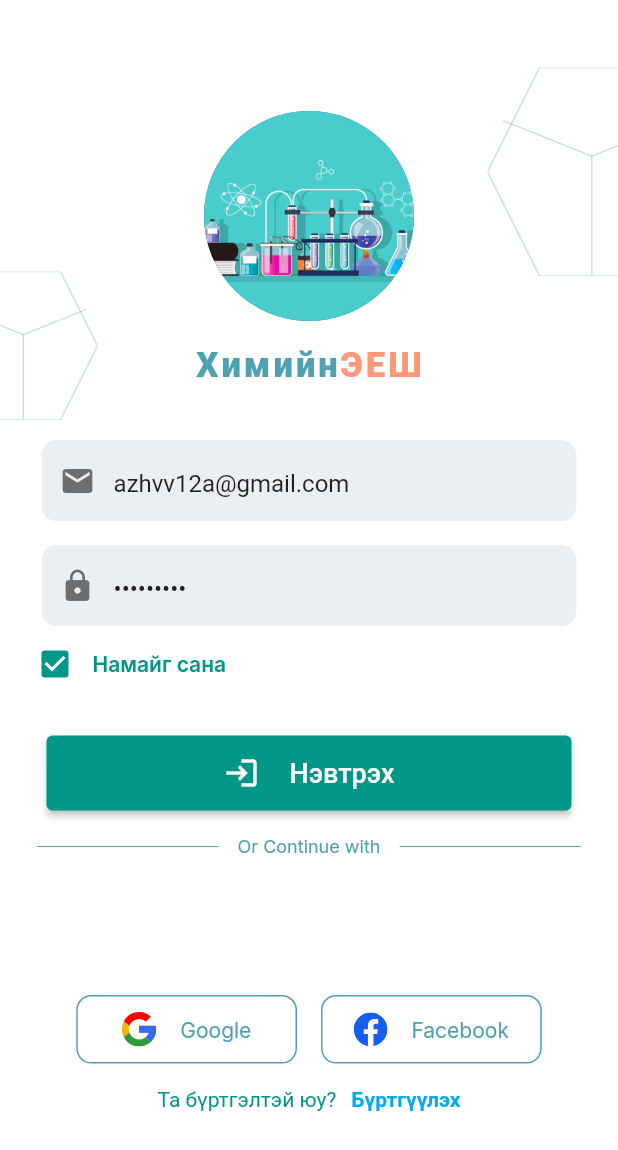
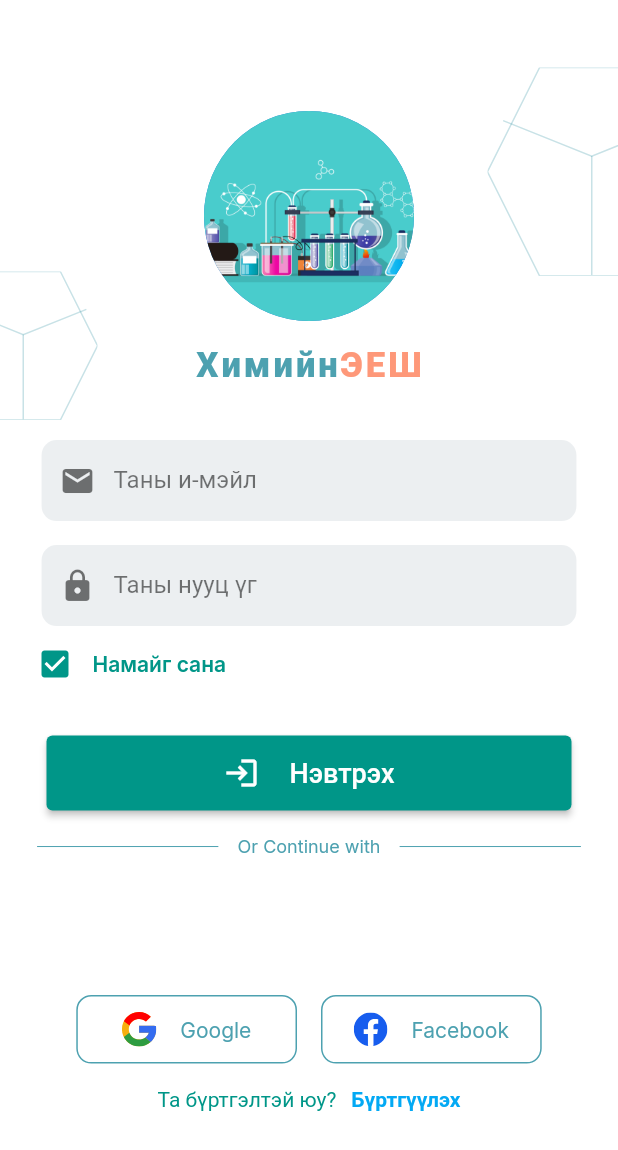
Before and after one commit to Azkhuu0216/my_app, a Flutter app: the screen it shows after launch, on a phone screen of 412 x 824 dp. Shown: the top 1150 px of the screen. Run offline on Flutter 3.47's test engine with Material 2 defaults, Android fonts, the phone set to English and light mode, and no system bars; our stand-ins replace cloud_firestore, dropdown_button2, firebase_auth, firebase_core, flutter_easyloading, flutter_svg and 5 more; missing offline and left inert: dart:ffi, flutter_draggable_gridview, postgres; accounts and stored records are empty.

Commit message:
ok bolson

```diff
--- a/lib/auth/signIn.dart
+++ b/lib/auth/signIn.dart
@@ -30,15 +30,13 @@ class SignIn extends StatefulWidget {
 }
 
 class _SignInState extends State<SignIn> {
-  TextEditingController nameController =
-      TextEditingController(text: "azhvv12a@gmail.com");
-  TextEditingController passController =
-      TextEditingController(text: "Azaa0216!");
+  TextEditingController nameController = TextEditingController();
+  TextEditingController passController = TextEditingController();
 
   bool isLoggedIn = false;
   String name = '';
-  String _email = "azhvv12a@gmail.com";
-  String _pwd = "Azaa0216!";
+  String _email = "";
+  String _pwd = "";
   final _auth = FirebaseAuth.instance;
   var currentUser = FirebaseAuth.instance.currentUser;
 
--- a/lib/auth/signup.dart
+++ b/lib/auth/signup.dart
@@ -29,7 +29,7 @@ class _SignUpState extends State<SignUp> {
   var currentUser = FirebaseAuth.instance.currentUser;
   var items = [
     'Багш',
-    'Оюутан',
+    'Сурагч',
   ];
 
   @override
```
Also changed, not shown: lib/about/password.dart (+23 -51 lines), lib/home/addQuestion.dart (+7 -0 lines).
